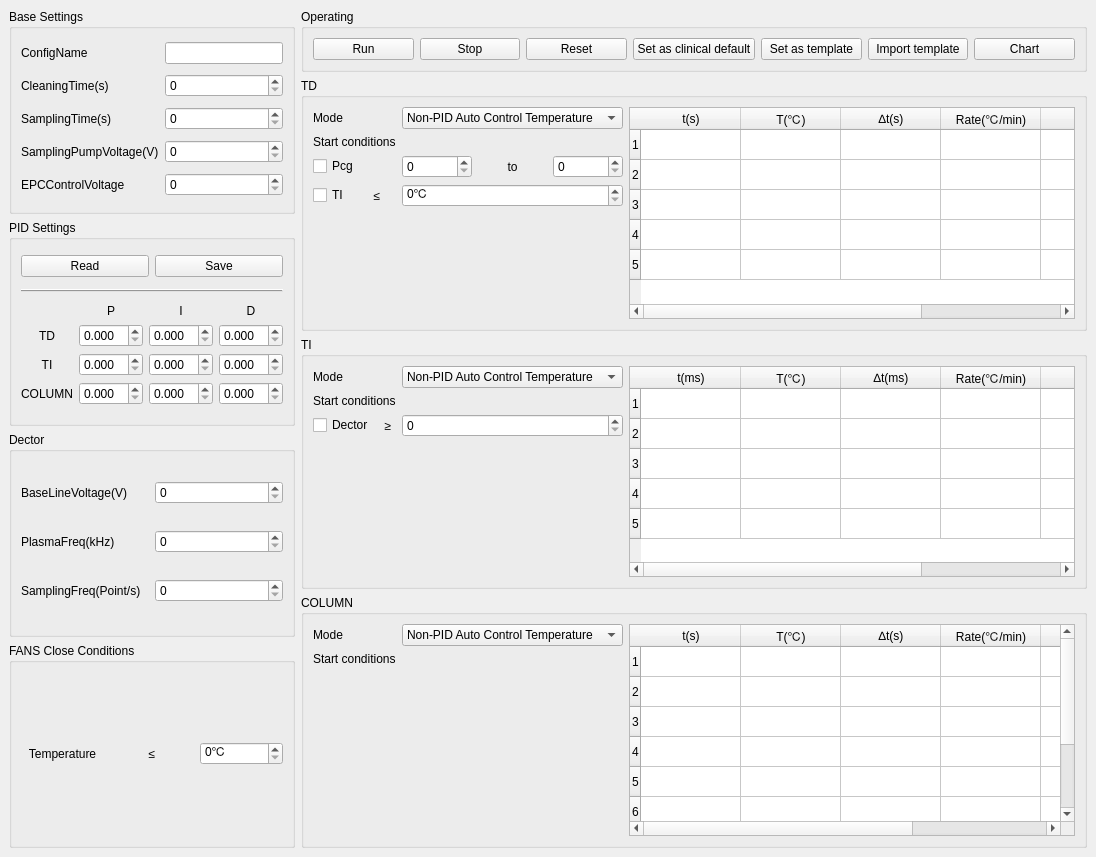
First picture: the form in src/ChromXApp/cxatestparamset.ui, repository liyangfamily/ChromX, before the edit.
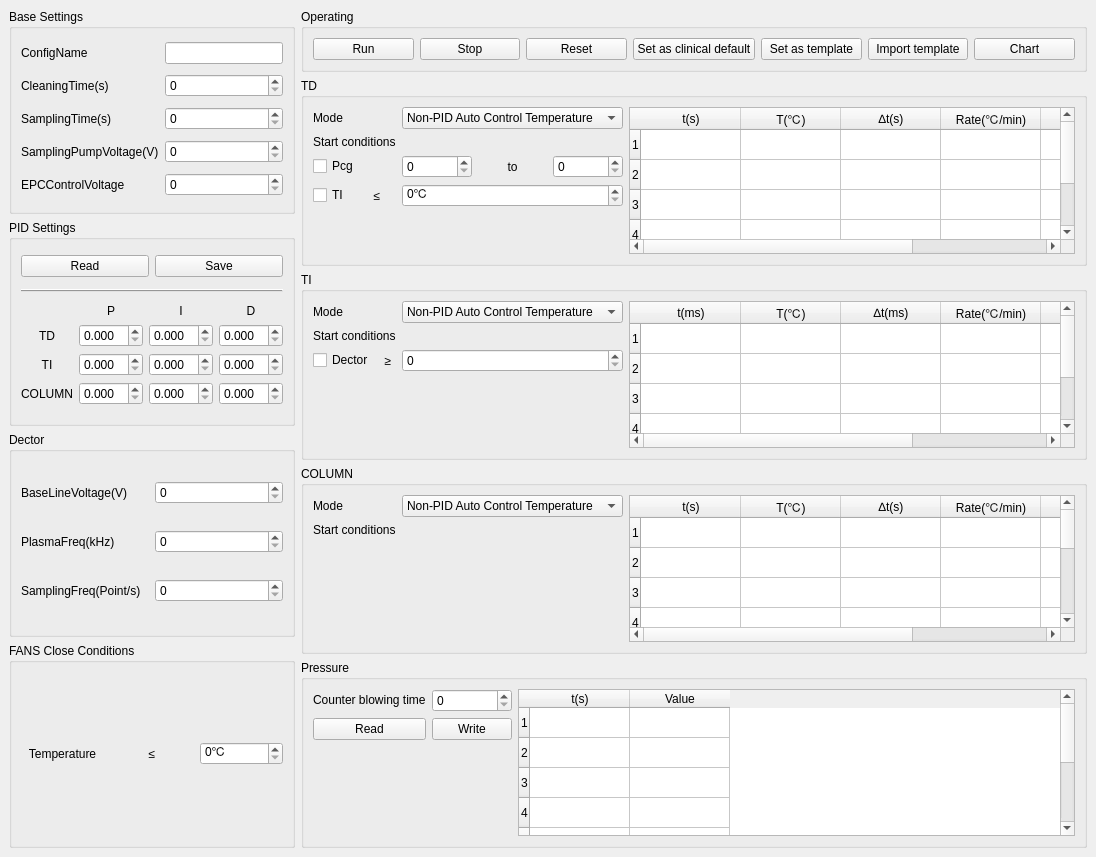
Second picture: the form after the edit.

```diff
--- a/src/ChromXApp/cxatestparamset.ui
+++ b/src/ChromXApp/cxatestparamset.ui
@@ -1021,6 +1021,123 @@
            </layout>
           </widget>
          </item>
+         <item>
+          <widget class="QGroupBox" name="groupBox_10">
+           <property name="title">
+            <string>Pressure</string>
+           </property>
+           <layout class="QHBoxLayout" name="horizontalLayout_14" stretch="1,3">
+            <item>
+             <layout class="QGridLayout" name="gridLayout_8" columnstretch="1,1">
+              <item row="0" column="1">
+               <widget class="QSpinBox" name="spinBox_TD_CounterBlowingTime">
+                <property name="maximum">
+                 <number>255</number>
+                </property>
+               </widget>
+              </item>
+              <item row="0" column="0">
+               <widget class="QLabel" name="label_30">
+                <property name="sizePolicy">
+                 <sizepolicy hsizetype="Preferred" vsizetype="Fixed">
+                  <horstretch>0</horstretch>
+                  <verstretch>0</verstretch>
+                 </sizepolicy>
+                </property>
+                <property name="text">
+                 <string>Counter blowing time</string>
+                </property>
+               </widget>
+              </item>
+              <item row="2" column="0" colspan="2">
+               <spacer name="verticalSpacer_5">
+                <property name="orientation">
+                 <enum>Qt::Vertical</enum>
+                </property>
+                <property name="sizeHint" stdset="0">
+                 <size>
+                  <width>20</width>
+                  <height>40</height>
+                 </size>
+                </property>
+               </spacer>
+              </item>
+              <item row="1" column="0">
+               <widget class="QPushButton" name="btn_PressureRead">
+                <property name="text">
+                 <string>Read</string>
+                </property>
+               </widget>
+              </item>
+              <item row="1" column="1">
+               <widget class="QPushButton" name="btn_PressureWrite">
+                <property name="text">
+                 <string>Write</string>
+                </property>
+               </widget>
+              </item>
+             </layout>
+            </item>
+            <item>
+             <widget class="QTableWidget" name="tableWidgetPressure">
+              <property name="selectionBehavior">
+               <enum>QAbstractItemView::SelectRows</enum>
+              </property>
+              <row>
+               <property name="text">
+                <string>1</string>
+               </property>
+              </row>
+              <row>
+               <property name="text">
+                <string>2</string>
+               </property>
+              </row>
+              <row>
+               <property name="text">
+                <string>3</string>
+               </property>
+              </row>
+              <row>
+               <property name="text">
+                <string>4</string>
+               </property>
+              </row>
+              <row>
+               <property name="text">
+                <string>5</string>
+               </property>
+              </row>
+              <row>
+               <property name="text">
+                <string>6</string>
+               </property>
+              </row>
+              <row>
+               <property name="text">
+                <string>7</string>
+               </property>
+              </row>
+              <row>
+               <property name="text">
+                <string>8</string>
+               </property>
+              </row>
+              <column>
+               <property name="text">
+                <string>t(s)</string>
+               </property>
+              </column>
+              <column>
+               <property name="text">
+                <string>Value</string>
+               </property>
+              </column>
+             </widget>
+            </item>
+           </layout>
+          </widget>
+         </item>
         </layout>
        </item>
       </layout>
```
Left out of the diff: 17 changed lines with no effect on the pictures.
